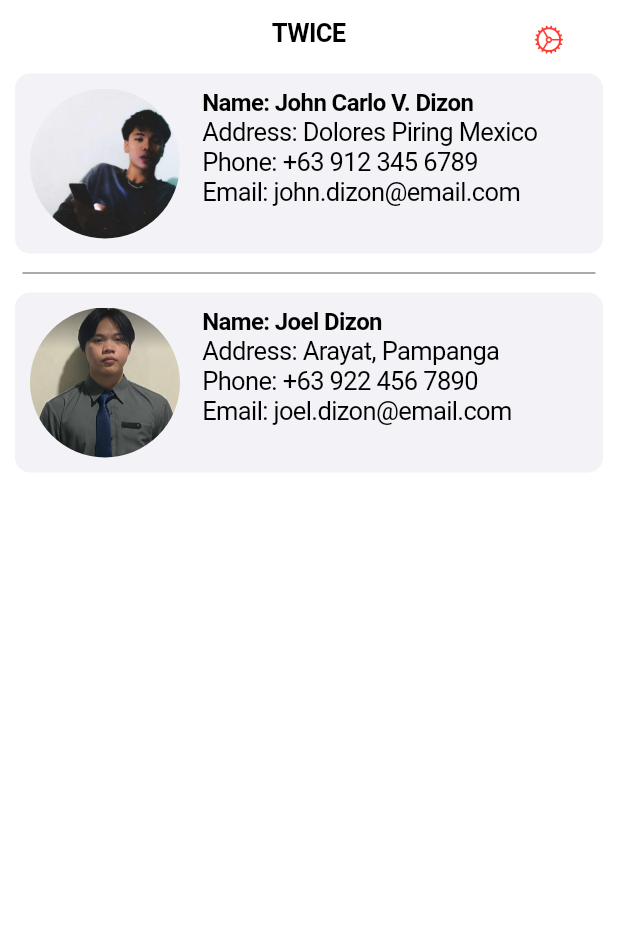
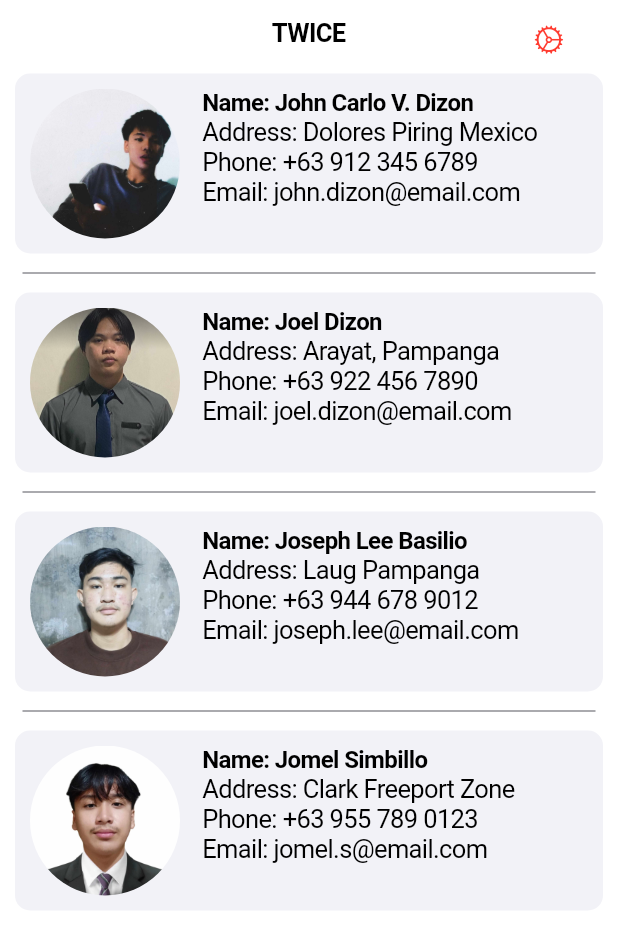
Before and after one commit to johncarlo-dizon/team-profile, a Flutter app: the screen it shows after launch, on a phone screen of 412 x 824 dp. Shown: the top 949 px of the screen. Run offline on Flutter 3.47's test engine with Material 3 defaults, Android fonts, the light colour scheme and no system bars.

Commit message:
push by jomel

```diff
--- a/lib/main.dart
+++ b/lib/main.dart
@@ -33,6 +33,20 @@ class _MyAppState extends State<MyApp> {
       "phone": "+63 922 456 7890",
       "email": "joel.dizon@email.com",
       "image": "assets/joel.png"
+    },
+    {
+      "name": "Joseph Lee Basilio",
+      "address": "Laug Pampanga",
+      "phone": "+63 944 678 9012",
+      "email": "joseph.lee@email.com",
+      "image": "assets/joseph.jpg"
+    },
+    {
+      "name": "Jomel Simbillo",
+      "address": "Clark Freeport Zone",
+      "phone": "+63 955 789 0123",
+      "email": "jomel.s@email.com",
+      "image": "assets/jomel.jpg"
     },
   ];
 
@@ -87,6 +101,18 @@ class _MyAppState extends State<MyApp> {
                                 height: 40, width: 40, fit: BoxFit.cover),
                           ),
                           Text('Joseph'),
+                        ],
+                      ),
+                      Column(
+                        children: [
+                          ClipOval(
+                            child: Image.asset(
+                                'assets/jomel.jpg', // Replace with your image path
+                                height: 40,
+                                width: 40,
+                                fit: BoxFit.cover),
+                          ),
+                          Text('Jomel'),
                         ],
                       ),
                     ],
```
